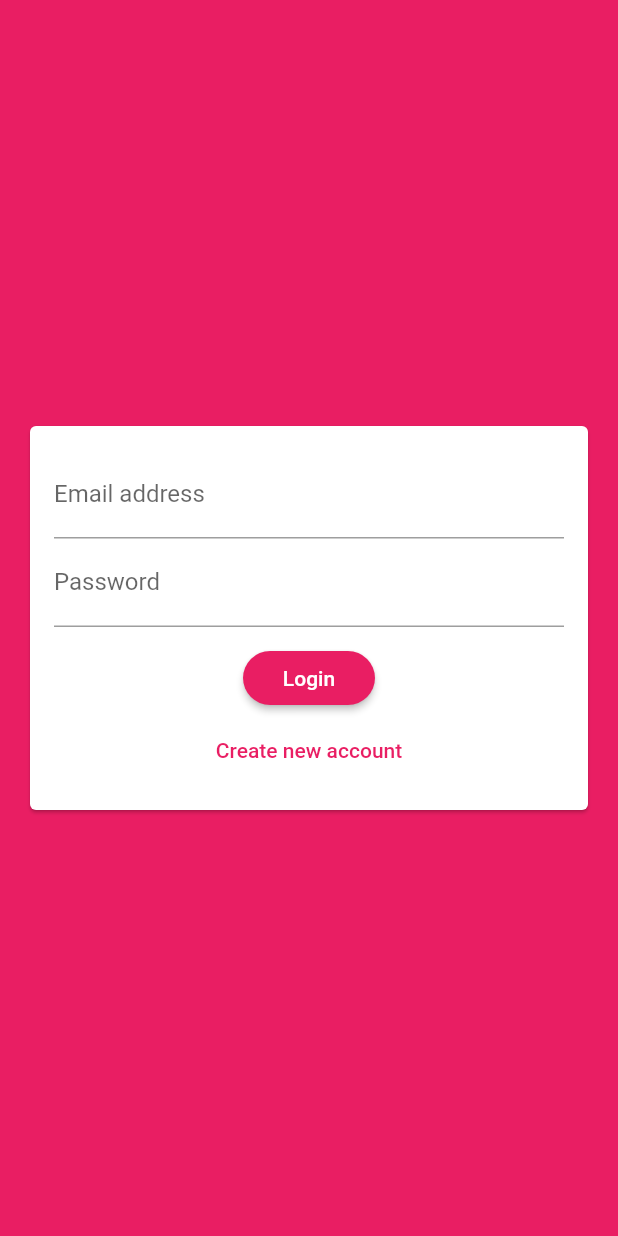
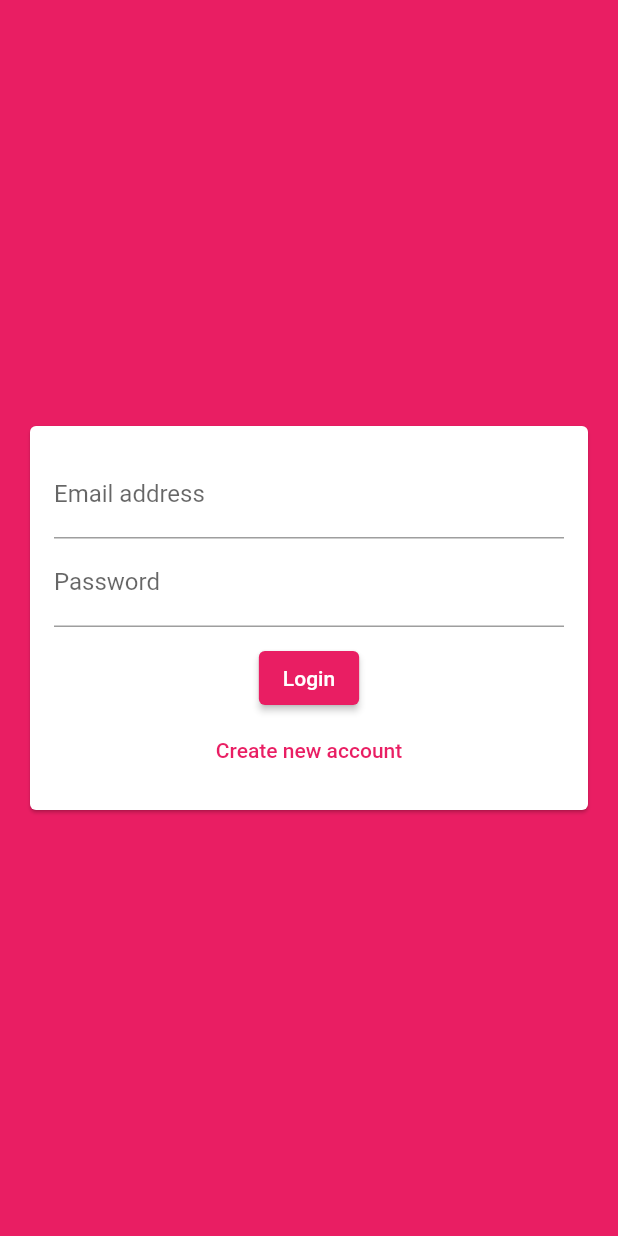
Before and after one commit to BulcsuFarmasi/chat_app, a Flutter app: the screen it shows after launch, on a phone screen of 412 x 824 dp. Run offline on Flutter 3.47's test engine with Material 2 defaults, Android fonts, the phone set to English and light mode, and no system bars; our stand-ins replace cloud_firestore, firebase_auth, firebase_core, firebase_messaging, firebase_storage, image_picker; accounts and stored records are empty; generated files the repository leaves out were written again.

Commit message:
fix errors

```diff
--- a/lib/main.dart
+++ b/lib/main.dart
@@ -1,4 +1,6 @@
+import 'package:chat_app/firebase_options.dart';
 import 'package:chat_app/screens/splash_screen.dart';
+import 'package:firebase_core/firebase_core.dart';
 import 'package:flutter/material.dart';
 import 'package:firebase_auth/firebase_auth.dart';
 
@@ -13,6 +15,11 @@ class MyApp extends StatelessWidget {
   // This widget is the root of your application.
   @override
   Widget build(BuildContext context) {
+    final initialization =
+        Firebase.initializeApp(options: DefaultFirebaseOptions.currentPlatform);
+    return FutureBuilder<FirebaseApp>(
+      future: initialization,
+      builder: (BuildContext context, AsyncSnapshot<FirebaseApp> appSnapshot) {
         return MaterialApp(
           title: 'Flutter Demo',
           theme: ThemeData(
@@ -27,14 +34,15 @@ class MyApp extends StatelessWidget {
                     borderRadius: BorderRadius.all(Radius.circular(20)))),
             visualDensity: VisualDensity.adaptivePlatformDensity,
           ),
-      home: StreamBuilder(
-        stream: FirebaseAuth.instance.onAuthStateChanged,
+          home: appSnapshot.connectionState == ConnectionState.waiting ? SplashScreen() :
+          StreamBuilder(
+            stream: FirebaseAuth.instance.authStateChanges(),
             builder: (BuildContext context, AsyncSnapshot userSnapshot) {
-          if (userSnapshot.connectionState == ConnectionState.waiting)
-            return SplashScreen();
               return (userSnapshot.hasData) ? ChatScreen() : AuthScreen();
             },
           ),
         );
       }
+    );
   }
+}
--- a/lib/widgets/auth/auth_form.dart
+++ b/lib/widgets/auth/auth_form.dart
@@ -49,7 +49,7 @@ class _AuthFormState extends State<AuthForm> {
       return;
     }
     if (_userImageFile == null && authMode == AuthMode.signUp) {
-      Scaffold.of(context).showSnackBar(SnackBar(
+      ScaffoldMessenger.of(context).showSnackBar(SnackBar(
         content: Text('Please pick an image'),
         backgroundColor: Theme.of(context).errorColor,
       ));
@@ -64,8 +64,7 @@ class _AuthFormState extends State<AuthForm> {
         userName: _userName.trim(),
         password: _password.trim(),
         image: _userImageFile,
-        authMode: authMode,
-        ctx: context);
+        authMode: authMode);
   }
 
   @override
@@ -81,7 +80,8 @@ class _AuthFormState extends State<AuthForm> {
               child: Column(
                 mainAxisSize: MainAxisSize.min,
                 children: [
-                  if (authMode == AuthMode.signUp) UserImagePicker(_pickedImage),
+                  if (authMode == AuthMode.signUp)
+                    UserImagePicker(_pickedImage),
                   TextFormField(
                     key: ValueKey('email'),
                     autocorrect: false,
@@ -142,17 +142,18 @@ class _AuthFormState extends State<AuthForm> {
                   ),
                   if (widget.isLoading) CircularProgressIndicator(),
                   if (!widget.isLoading)
-                    RaisedButton(
+                    ElevatedButton(
                         child: Text(
                             (authMode == AuthMode.logIn) ? 'Login' : 'Sign Up'),
                         onPressed: _saveForm),
                   if (!widget.isLoading)
-                    FlatButton(
+                    TextButton(
                       onPressed: _changeAuthMode,
                       child: Text((authMode == AuthMode.logIn)
                           ? 'Create new account'
                           : 'Login instead'),
-                      textColor: Theme.of(context).primaryColor,
+                      style: TextButton.styleFrom(
+                          foregroundColor: Theme.of(context).primaryColor),
                     )
                 ],
               ),
@@ -169,5 +170,4 @@ typedef AuthenicateUser = void Function(
     String userName,
     String password,
     File image,
-    AuthMode authMode,
-    BuildContext ctx});
+    AuthMode authMode});
--- a/lib/widgets/messages/message_bubble.dart
+++ b/lib/widgets/messages/message_bubble.dart
@@ -71,7 +71,7 @@ class MessageBubble extends StatelessWidget {
           right: isMe ? 120 : null,
         ),
       ],
-      overflow: Overflow.visible,
+      clipBehavior: Clip.none,
     );
   }
 
--- a/lib/widgets/messages/new_message.dart
+++ b/lib/widgets/messages/new_message.dart
@@ -13,9 +13,9 @@ class _NewMessagesState extends State<NewMessage> {
 
   void _sendMessage() async {
     FocusScope.of(context).unfocus();
-    final user = await FirebaseAuth.instance.currentUser();
-    final userData = await Firestore.instance.collection('users').document(user.uid).get();
-    Firestore.instance.collection('chat').add({
+    final user = FirebaseAuth.instance.currentUser;
+    final userData = await FirebaseFirestore.instance.collection('users').doc(user.uid).get();
+    FirebaseFirestore.instance.collection('chat').add({
       'text': _enteredMessage,
       'createdAt': Timestamp.now(),
       'userId': user.uid,
```
Also changed, not shown: lib/screens/auth_screen.dart (+6 -7 lines), lib/screens/chat_screen.dart (+9 -18 lines), lib/widgets/messages/messages.dart (+8 -13 lines), lib/widgets/pickers/user_image_picker.dart (+8 -5 lines). Lines whose indentation alone changed are shown as unchanged.
